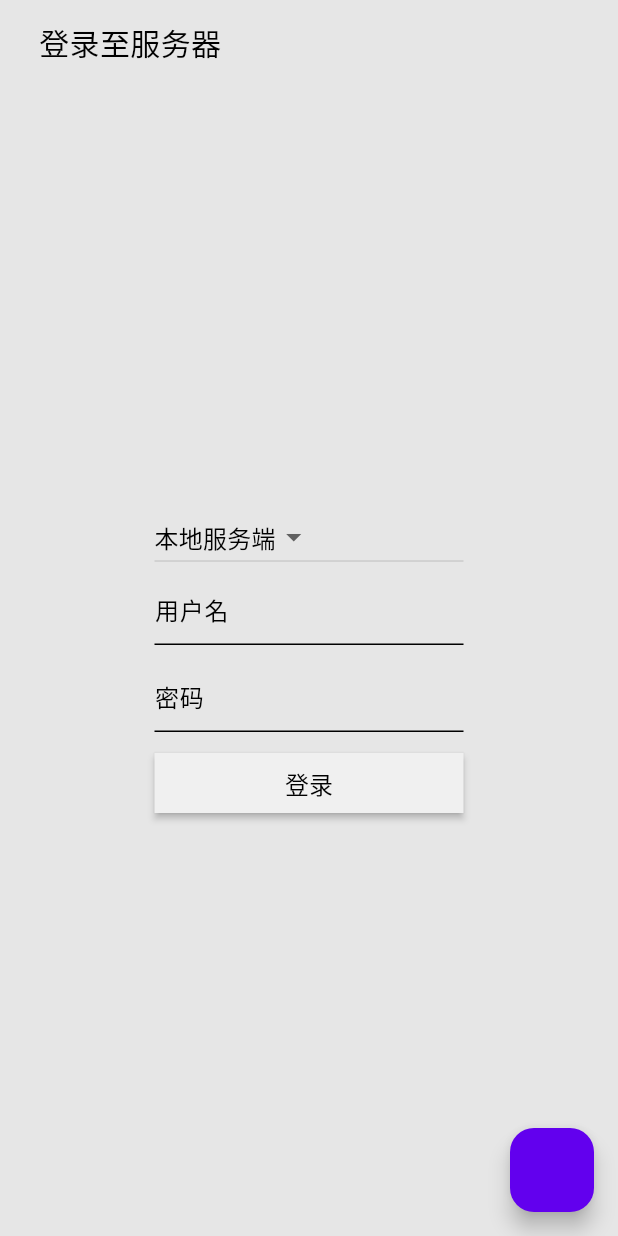
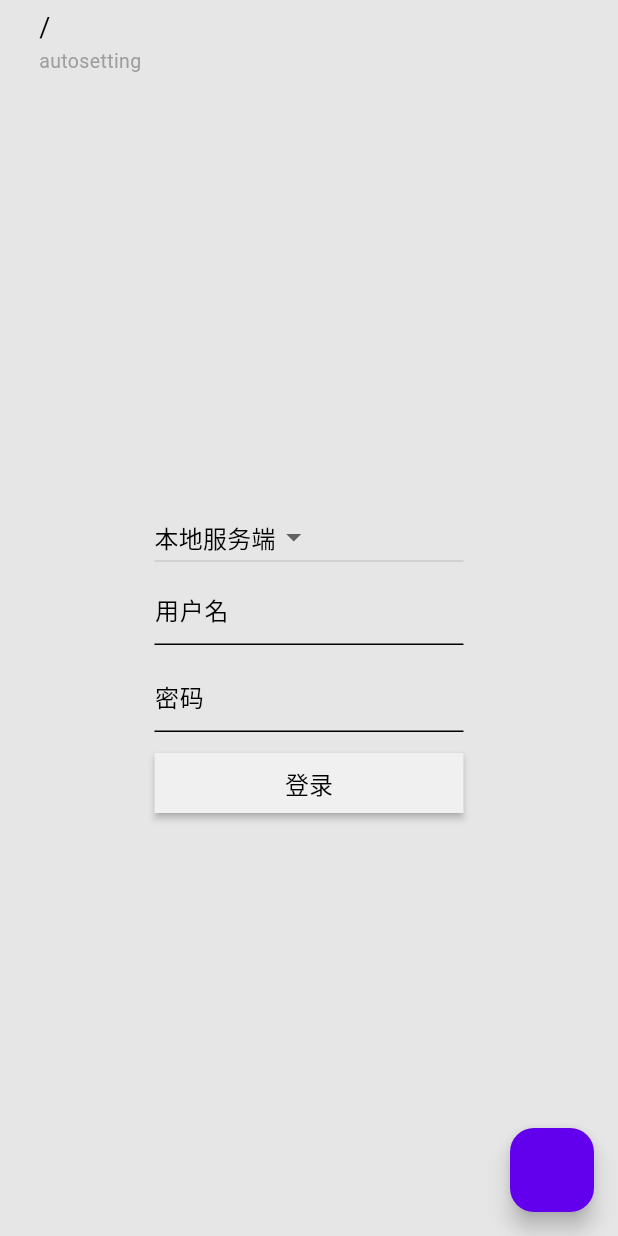
Before and after one commit to PrimogemStudio/neo-starrail-chatui, a Flutter app: the screen it shows after launch, on a phone screen of 412 x 824 dp. Run offline on Flutter 3.47's test engine with Material 3 defaults, Android fonts, the phone set to English and light mode, and no system bars; our stand-ins replace loading_animation_widget; Roboto replaces fonts that are missing (StarRailFont_bundle).

Commit message:
添加标题栏更新

```diff
--- a/lib/controls/sr_header.dart
+++ b/lib/controls/sr_header.dart
@@ -12,6 +12,10 @@ class SrHeader extends StatefulWidget {
 
   @override
   State<StatefulWidget> createState() => SrHeaderState();
+
+  static SrHeaderState? of(BuildContext context) {
+    return context.findAncestorStateOfType<SrHeaderState>();
+  }
 }
 
 class StaticCurve extends Curve {
--- a/lib/page/container/navigator_top.dart
+++ b/lib/page/container/navigator_top.dart
@@ -29,18 +29,19 @@ class NavigatorTopState extends State<NavigatorTop> {
           surfaceTintColor: Colors.transparent),
       body: Navigator(
         key: navigatorKey,
-        onGenerateRoute: (RouteSettings settings) => genRoute(settings),
-      ),
+            onGenerateRoute: (RouteSettings settings) => genRoute(settings)),
       floatingActionButton: FloatingActionButton(onPressed: () {
         navigatorKey.currentState!.pushReplacementNamed("/");
-      }),
-    );
+        }));
   }
 
   PageRouteBuilder genRoute(RouteSettings settings) {
+    WidgetsBinding.instance.addPostFrameCallback((d) {
+      headerKey.currentState!.updateText(settings.name!, "autosetting");
+    });
     return genBuilder((BuildContext context) {
       if (settings.name == "/") {
-        return const LoginPage();
+        return LoginPage(topState: this);
       } else if (settings.name == "/logging") {
         return Scaffold(
             body: Center(
--- a/lib/page/login_page.dart
+++ b/lib/page/login_page.dart
@@ -2,9 +2,12 @@ import 'package:flutter/material.dart';
 import 'package:neo_starrail_chatui/controls/sr_buttonstyles.dart';
 import 'package:neo_starrail_chatui/main.dart';
 import 'package:neo_starrail_chatui/network/fake_socket.dart';
+import 'package:neo_starrail_chatui/page/container/navigator_top.dart';
 
 class LoginPage extends StatefulWidget {
-  const LoginPage({super.key});
+  LoginPage({super.key, required this.topState});
+
+  NavigatorTopState topState;
 
   @override
   State<StatefulWidget> createState() => LoginPageState();
```
